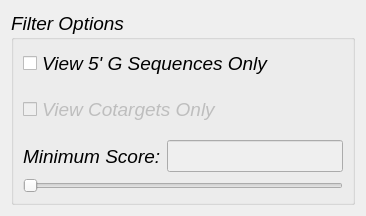
This is filter_options.ui in TrinhLab/CASPERapp as Qt 5 draws it before an edit. The edited form follows.
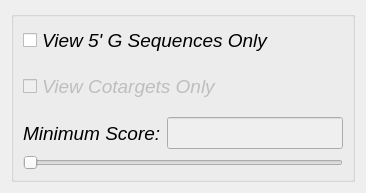
This is the edited form.

What changed in the file:
```diff
--- a/filter_options.ui
+++ b/filter_options.ui
@@ -44,7 +44,7 @@
       </font>
      </property>
      <property name="title">
-      <string>Filter Options</string>
+      <string/>
      </property>
      <layout class="QGridLayout" name="gridLayout">
       <item row="1" column="0" colspan="2">
```
Left out of the diff: 11 changed lines with no effect on the pictures.
